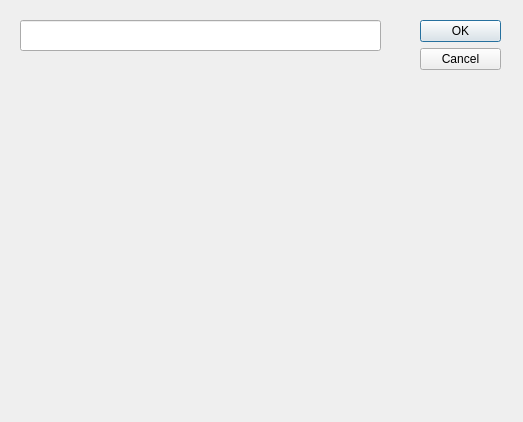
Old version of the form searchdialog.ui in the repository lvyilin/SmartFilesManager.
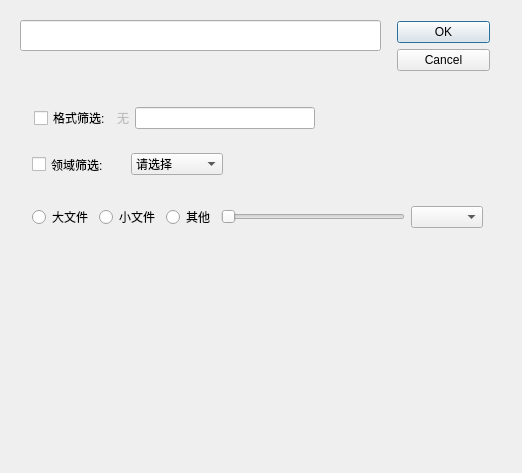
New version of the form.

Commit message: fix: ogdf 头文件

Diff of the .ui file:
```diff
--- a/searchdialog.ui
+++ b/searchdialog.ui
@@ -6,8 +6,8 @@
    <rect>
     <x>0</x>
     <y>0</y>
-    <width>523</width>
-    <height>422</height>
+    <width>522</width>
+    <height>473</height>
    </rect>
   </property>
   <property name="windowTitle">
@@ -16,10 +16,10 @@
   <widget class="QDialogButtonBox" name="buttonBox">
    <property name="geometry">
     <rect>
-     <x>420</x>
-     <y>20</y>
-     <width>81</width>
-     <height>61</height>
+     <x>397</x>
+     <y>21</y>
+     <width>93</width>
+     <height>63</height>
     </rect>
    </property>
    <property name="orientation">
@@ -39,6 +39,109 @@
     </rect>
    </property>
   </widget>
+  <widget class="QWidget" name="">
+   <property name="geometry">
+    <rect>
+     <x>32</x>
+     <y>153</y>
+     <width>191</width>
+     <height>23</height>
+    </rect>
+   </property>
+   <layout class="QHBoxLayout" name="horizontalLayoutField">
+    <item>
+     <widget class="QCheckBox" name="checkBoxField">
+      <property name="text">
+       <string>领域筛选:</string>
+      </property>
+     </widget>
+    </item>
+    <item>
+     <widget class="QComboBox" name="comboBoxField">
+      <item>
+       <property name="text">
+        <string>请选择</string>
+       </property>
+      </item>
+     </widget>
+    </item>
+   </layout>
+  </widget>
+  <widget class="QWidget" name="">
+   <property name="geometry">
+    <rect>
+     <x>32</x>
+     <y>205</y>
+     <width>451</width>
+     <height>24</height>
+    </rect>
+   </property>
+   <layout class="QHBoxLayout" name="horizontalLayoutSize">
+    <item>
+     <widget class="QRadioButton" name="radioButtonBigSize">
+      <property name="text">
+       <string>大文件</string>
+      </property>
+     </widget>
+    </item>
+    <item>
+     <widget class="QRadioButton" name="radioButtonSmallSize">
+      <property name="text">
+       <string>小文件</string>
+      </property>
+     </widget>
+    </item>
+    <item>
+     <widget class="QRadioButton" name="radioButtonOtherSize">
+      <property name="text">
+       <string>其他</string>
+      </property>
+     </widget>
+    </item>
+    <item>
+     <widget class="QSlider" name="horizontalSlider">
+      <property name="orientation">
+       <enum>Qt::Horizontal</enum>
+      </property>
+     </widget>
+    </item>
+    <item>
+     <widget class="QComboBox" name="comboBoxSizeUnit"/>
+    </item>
+   </layout>
+  </widget>
+  <widget class="QWidget" name="">
+   <property name="geometry">
+    <rect>
+     <x>34</x>
+     <y>103</y>
+     <width>281</width>
+     <height>30</height>
+    </rect>
+   </property>
+   <layout class="QHBoxLayout" name="horizontalLayoutFormat">
+    <item>
+     <widget class="QCheckBox" name="checkBoxFormat">
+      <property name="text">
+       <string>格式筛选:</string>
+      </property>
+     </widget>
+    </item>
+    <item>
+     <widget class="QLabel" name="labelFormatNone">
+      <property name="enabled">
+       <bool>false</bool>
+      </property>
+      <property name="text">
+       <string>无</string>
+      </property>
+     </widget>
+    </item>
+    <item>
+     <widget class="QLineEdit" name="lineEditFormaAdd"/>
+    </item>
+   </layout>
+  </widget>
  </widget>
  <resources/>
  <connections>
```
The commit also changes 1071 other files.
